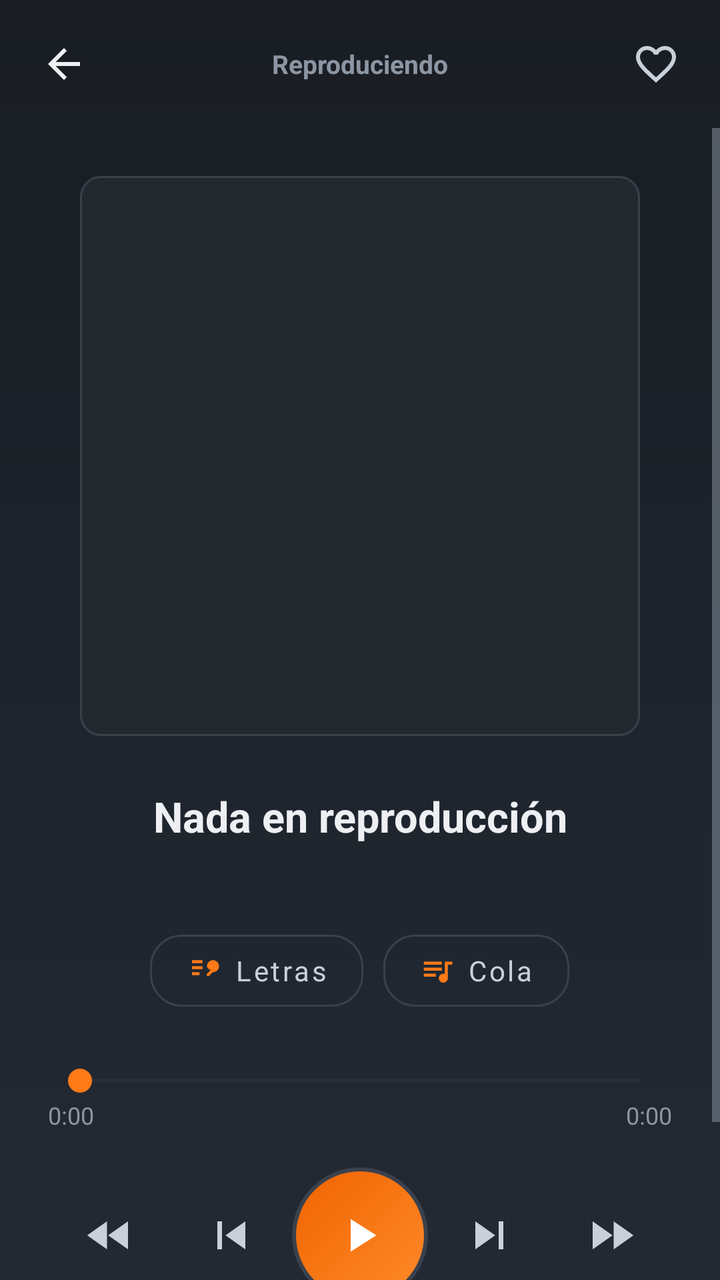
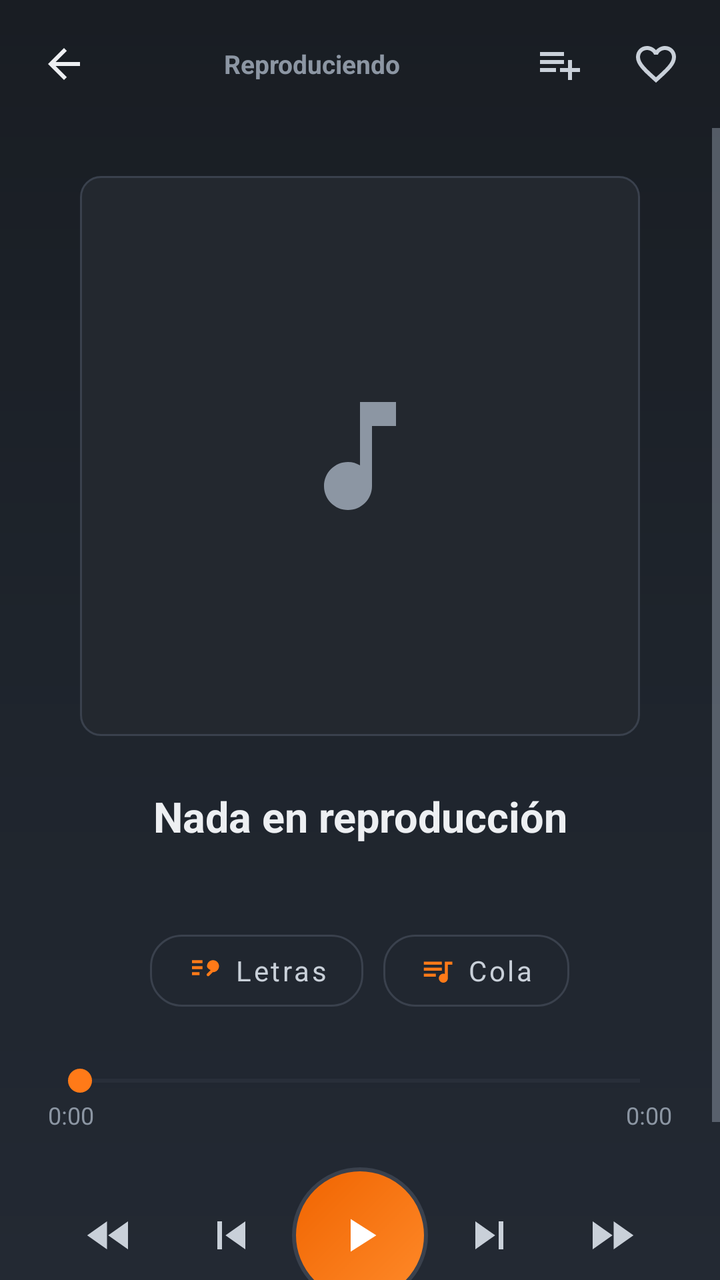

An Android layout rendered at two revisions. The XML below is the earlier revision; the diff shows what the commit changed to produce the second picture.
<!-- AndroidManifest.xml: application theme Theme.AudioPlayer -->
<!-- res/layout/activity_player.xml -->
<?xml version="1.0" encoding="utf-8"?>
<LinearLayout xmlns:android="http://schemas.android.com/apk/res/android"
    xmlns:app="http://schemas.android.com/apk/res-auto"
    android:layout_width="match_parent"
    android:layout_height="match_parent"
    android:background="@drawable/bg_gradient"
    android:orientation="vertical">

    <LinearLayout
        android:layout_width="match_parent"
        android:layout_height="wrap_content"
        android:gravity="center_vertical"
        android:orientation="horizontal"
        android:padding="8dp"
        android:paddingTop="12dp">

        <ImageView
            android:id="@+id/btnBack"
            android:layout_width="48dp"
            android:layout_height="48dp"
            android:background="?attr/selectableItemBackgroundBorderless"
            android:contentDescription="@string/cancel"
            android:padding="12dp"
            android:src="@drawable/ic_arrow_back"
            app:tint="@color/text_primary" />

        <TextView
            android:layout_width="0dp"
            android:layout_height="wrap_content"
            android:layout_weight="1"
            android:gravity="center"
            android:text="@string/now_playing"
            android:textColor="@color/chrome_dark"
            android:textSize="13sp"
            android:textStyle="bold" />

        <ImageView
            android:id="@+id/btnFavorite"
            android:layout_width="48dp"
            android:layout_height="48dp"
            android:background="?attr/selectableItemBackgroundBorderless"
            android:contentDescription="@string/section_favorites"
            android:padding="12dp"
            android:src="@drawable/ic_heart"
            app:tint="@color/chrome" />
    </LinearLayout>

    <ScrollView
        android:id="@+id/scrollView"
        android:layout_width="match_parent"
        android:layout_height="0dp"
        android:layout_weight="1"
        android:fillViewport="true">

        <LinearLayout
            android:layout_width="match_parent"
            android:layout_height="wrap_content"
            android:orientation="vertical"
            android:padding="24dp">

            <ImageView
                android:id="@+id/ivCover"
                android:layout_width="280dp"
                android:layout_height="280dp"
                android:layout_gravity="center_horizontal"
                android:background="@drawable/thumb_bg"
                android:contentDescription="@null"
                android:scaleType="centerCrop" />

            <TextView
                android:id="@+id/tvTitle"
                android:layout_width="match_parent"
                android:layout_height="wrap_content"
                android:layout_marginTop="26dp"
                android:ellipsize="end"
                android:gravity="center"
                android:maxLines="2"
                android:text="@string/no_track"
                android:textColor="@color/text_primary"
                android:textSize="21sp"
                android:textStyle="bold" />

            <TextView
                android:id="@+id/tvArtist"
                android:layout_width="match_parent"
                android:layout_height="wrap_content"
                android:layout_marginTop="6dp"
                android:ellipsize="end"
                android:gravity="center"
                android:maxLines="1"
                android:textColor="@color/text_secondary"
                android:textSize="14sp" />

            <LinearLayout
                android:layout_width="match_parent"
                android:layout_height="wrap_content"
                android:layout_marginTop="14dp"
                android:gravity="center"
                android:orientation="horizontal">

                <com.google.android.material.button.MaterialButton
                    android:id="@+id/btnLyrics"
                    style="@style/Widget.App.ButtonChrome"
                    android:layout_width="wrap_content"
                    android:layout_height="wrap_content"
                    android:minWidth="0dp"
                    android:paddingStart="18dp"
                    android:paddingEnd="18dp"
                    android:text="@string/lyrics"
                    app:icon="@drawable/ic_lyrics"
                    app:iconGravity="textStart"
                    app:iconPadding="6dp"
                    app:iconSize="18dp" />

                <com.google.android.material.button.MaterialButton
                    android:id="@+id/btnQueue"
                    style="@style/Widget.App.ButtonChrome"
                    android:layout_width="wrap_content"
                    android:layout_height="wrap_content"
                    android:layout_marginStart="10dp"
                    android:minWidth="0dp"
                    android:paddingStart="18dp"
                    android:paddingEnd="18dp"
                    android:text="@string/queue"
                    app:icon="@drawable/ic_queue_music"
                    app:iconGravity="textStart"
                    app:iconPadding="6dp"
                    app:iconSize="18dp" />
            </LinearLayout>

            <SeekBar
                android:id="@+id/sbProgress"
                android:layout_width="match_parent"
                android:layout_height="wrap_content"
                android:layout_marginTop="22dp"
                android:max="1000"
                android:progressBackgroundTint="@color/strokes"
                android:progressTint="@color/orange"
                android:thumbTint="@color/orange" />

            <LinearLayout
                android:layout_width="match_parent"
                android:layout_height="wrap_content"
                android:orientation="horizontal">

                <TextView
                    android:id="@+id/tvPosition"
                    android:layout_width="0dp"
                    android:layout_height="wrap_content"
                    android:layout_weight="1"
                    android:text="0:00"
                    android:textColor="@color/chrome_dark"
                    android:textSize="12sp" />

                <TextView
                    android:id="@+id/tvRemaining"
                    android:layout_width="0dp"
                    android:layout_height="wrap_content"
                    android:layout_weight="1"
                    android:gravity="end"
                    android:text="0:00"
                    android:textColor="@color/chrome_dark"
                    android:textSize="12sp" />
            </LinearLayout>

            <LinearLayout
                android:layout_width="match_parent"
                android:layout_height="wrap_content"
                android:layout_marginTop="18dp"
                android:gravity="center_vertical"
                android:orientation="horizontal">

                <ImageView
                    android:id="@+id/btnRewind"
                    android:layout_width="0dp"
                    android:layout_height="48dp"
                    android:layout_weight="1"
                    android:background="?attr/selectableItemBackgroundBorderless"
                    android:contentDescription="@string/rewind"
                    android:padding="10dp"
                    android:src="@drawable/ic_fast_rewind"
                    app:tint="@color/chrome" />

                <ImageView
                    android:id="@+id/btnPrev"
                    android:layout_width="0dp"
                    android:layout_height="48dp"
                    android:layout_weight="1"
                    android:background="?attr/selectableItemBackgroundBorderless"
                    android:contentDescription="@string/previous"
                    android:padding="10dp"
                    android:src="@drawable/ic_previous"
                    app:tint="@color/chrome" />

                <FrameLayout
                    android:layout_width="wrap_content"
                    android:layout_height="wrap_content"
                    android:gravity="center">

                    <FrameLayout
                        android:id="@+id/btnPlayPause"
                        android:layout_width="68dp"
                        android:layout_height="68dp"
                        android:background="@drawable/bg_circle_orange">

                        <ImageView
                            android:id="@+id/ivPlayPause"
                            android:layout_width="28dp"
                            android:layout_height="28dp"
                            android:layout_gravity="center"
                            android:contentDescription="@string/now_playing"
                            android:src="@drawable/ic_play"
                            app:tint="@color/white" />
                    </FrameLayout>
                </FrameLayout>

                <ImageView
                    android:id="@+id/btnNext"
                    android:layout_width="0dp"
                    android:layout_height="48dp"
                    android:layout_weight="1"
                    android:background="?attr/selectableItemBackgroundBorderless"
                    android:contentDescription="@string/next"
                    android:padding="10dp"
                    android:src="@drawable/ic_next"
                    app:tint="@color/chrome" />

                <ImageView
                    android:id="@+id/btnForward"
                    android:layout_width="0dp"
                    android:layout_height="48dp"
                    android:layout_weight="1"
                    android:background="?attr/selectableItemBackgroundBorderless"
                    android:contentDescription="@string/forward"
                    android:padding="10dp"
                    android:src="@drawable/ic_fast_forward"
                    app:tint="@color/chrome" />
            </LinearLayout>

            <LinearLayout
                android:layout_width="match_parent"
                android:layout_height="wrap_content"
                android:layout_marginTop="8dp"
                android:gravity="center"
                android:orientation="horizontal">

                <ImageView
                    android:id="@+id/btnShuffle"
                    android:layout_width="56dp"
                    android:layout_height="48dp"
                    android:background="?attr/selectableItemBackgroundBorderless"
                    android:contentDescription="@string/shuffle_off"
                    android:padding="10dp"
                    android:src="@drawable/ic_shuffle"
                    app:tint="@color/chrome" />

                <View
                    android:layout_width="40dp"
                    android:layout_height="1dp" />

                <ImageView
                    android:id="@+id/btnRepeat"
                    android:layout_width="56dp"
                    android:layout_height="48dp"
                    android:background="?attr/selectableItemBackgroundBorderless"
                    android:contentDescription="@string/repeat_off"
                    android:padding="10dp"
                    android:src="@drawable/ic_repeat"
                    app:tint="@color/chrome" />
            </LinearLayout>
        </LinearLayout>
    </ScrollView>
</LinearLayout>
<!-- resources referenced by this layout -->
<resources>
  <color name="chrome">#C9D0D9</color>
  <color name="chrome_dark">#8C96A3</color>
  <color name="orange">#FF7A18</color>
  <color name="strokes">#3A414D</color>
  <color name="text_primary">#EDEFF2</color>
  <color name="text_secondary">#9AA3AE</color>
  <color name="white">#FFFFFF</color>
  <!-- drawable bg_circle_orange (drawable) -->
  <?xml version="1.0" encoding="utf-8"?>
  <shape xmlns:android="http://schemas.android.com/apk/res/android" android:shape="oval">
      <gradient
          android:angle="135"
          android:startColor="#FF8A2A"
          android:endColor="#F06400" />
      <stroke
          android:width="2dp"
          android:color="@color/strokes" />
  </shape>
  <!-- drawable bg_gradient (drawable) -->
  <?xml version="1.0" encoding="utf-8"?>
  <shape xmlns:android="http://schemas.android.com/apk/res/android" android:shape="rectangle">
      <gradient
          android:angle="270"
          android:startColor="@color/bg_top"
          android:centerColor="#1E242C"
          android:endColor="@color/bg_bottom" />
  </shape>
  <!-- drawable ic_next (drawable) -->
  <?xml version="1.0" encoding="utf-8"?>
  <vector xmlns:android="http://schemas.android.com/apk/res/android"
      android:width="24dp"
      android:height="24dp"
      android:viewportWidth="24"
      android:viewportHeight="24">
      <path
          android:fillColor="#FF000000"
          android:pathData="M6,18l8.5,-6L6,6v12zM16,6v12h2V6h-2z" />
  </vector>
  <!-- drawable ic_play (drawable) -->
  <?xml version="1.0" encoding="utf-8"?>
  <vector xmlns:android="http://schemas.android.com/apk/res/android"
      android:width="24dp"
      android:height="24dp"
      android:viewportWidth="24"
      android:viewportHeight="24">
      <path
          android:fillColor="#FF000000"
          android:pathData="M8,5v14l11,-7z" />
  </vector>
  <!-- drawable thumb_bg (drawable) -->
  <?xml version="1.0" encoding="utf-8"?>
  <shape xmlns:android="http://schemas.android.com/apk/res/android" android:shape="rectangle">
      <corners android:radius="10dp" />
      <solid android:color="@color/card_gray_dark" />
      <stroke
          android:width="1dp"
          android:color="@color/strokes" />
  </shape>
  <string name="cancel">Cancelar</string>
  <string name="forward">Adelantar 10 segundos</string>
  <string name="lyrics">Letras</string>
  <string name="next">Siguiente</string>
  <string name="no_track">Nada en reproducción</string>
  <string name="now_playing">Reproduciendo</string>
  <string name="previous">Anterior</string>
  <string name="queue">Cola</string>
  <string name="repeat_off">Sin repetición</string>
  <string name="rewind">Retroceder 10 segundos</string>
  <string name="section_favorites">Favoritos</string>
  <string name="shuffle_off">Aleatorio desactivado</string>
  <color name="bg_top">#191D23</color>
  <color name="bg_bottom">#232933</color>
  <color name="card_gray_dark">#23282F</color>
  <color name="orange_deep">#E05E00</color>
  <color name="bg_deep">#12161B</color>
  <color name="orange_soft">#2E2116</color>
  <!-- unchanged entries left out for length: 11 -->
</resources>

<!-- the commit's change to res/layout/activity_player.xml (unified diff, before → after) -->
@@ -33,6 +33,16 @@
             android:textColor="@color/chrome_dark"
             android:textSize="13sp"
             android:textStyle="bold" />
+
+        <ImageView
+            android:id="@+id/btnAddToPlaylist"
+            android:layout_width="48dp"
+            android:layout_height="48dp"
+            android:background="?attr/selectableItemBackgroundBorderless"
+            android:contentDescription="@string/add_to_playlist"
+            android:padding="12dp"
+            android:src="@drawable/ic_playlist_add"
+            app:tint="@color/chrome" />
 
         <ImageView
             android:id="@+id/btnFavorite"
@@ -58,14 +68,28 @@
             android:orientation="vertical"
             android:padding="24dp">
 
-            <ImageView
-                android:id="@+id/ivCover"
+            <FrameLayout
                 android:layout_width="280dp"
                 android:layout_height="280dp"
                 android:layout_gravity="center_horizontal"
-                android:background="@drawable/thumb_bg"
-                android:contentDescription="@null"
-                android:scaleType="centerCrop" />
+                android:background="@drawable/thumb_bg">
+
+                <ImageView
+                    android:id="@+id/ivCoverPlaceholder"
+                    android:layout_width="72dp"
+                    android:layout_height="72dp"
+                    android:layout_gravity="center"
+                    android:contentDescription="@null"
+                    android:src="@drawable/ic_music"
+                    app:tint="@color/chrome_dark" />
+
+                <ImageView
+                    android:id="@+id/ivCover"
+                    android:layout_width="match_parent"
+                    android:layout_height="match_parent"
+                    android:contentDescription="@null"
+                    android:scaleType="centerCrop" />
+            </FrameLayout>
 
             <TextView
                 android:id="@+id/tvTitle"
<!-- resource entries referenced after the edit -->
@@ -27,6 +27,17 @@
           android:centerColor="#1E242C"
           android:endColor="@color/bg_bottom" />
   </shape>
+  <!-- drawable ic_music (drawable) -->
+  <?xml version="1.0" encoding="utf-8"?>
+  <vector xmlns:android="http://schemas.android.com/apk/res/android"
+      android:width="24dp"
+      android:height="24dp"
+      android:viewportWidth="24"
+      android:viewportHeight="24">
+      <path
+          android:fillColor="#FF000000"
+          android:pathData="M12,3v10.55c-0.59,-0.34 -1.27,-0.55 -2,-0.55 -2.21,0 -4,1.79 -4,4s1.79,4 4,4 4,-1.79 4,-4V7h4V3h-6z" />
+  </vector>
   <!-- drawable ic_next (drawable) -->
   <?xml version="1.0" encoding="utf-8"?>
   <vector xmlns:android="http://schemas.android.com/apk/res/android"
@@ -49,6 +60,17 @@
           android:fillColor="#FF000000"
           android:pathData="M8,5v14l11,-7z" />
   </vector>
+  <!-- drawable ic_playlist_add (drawable) -->
+  <?xml version="1.0" encoding="utf-8"?>
+  <vector xmlns:android="http://schemas.android.com/apk/res/android"
+      android:width="24dp"
+      android:height="24dp"
+      android:viewportWidth="24"
+      android:viewportHeight="24">
+      <path
+          android:fillColor="#FF000000"
+          android:pathData="M14,10H2v2h12v-2zM14,6H2v2h12V6zM18,14v-4h-2v4h-4v2h4v4h2v-4h4v-2h-4zM2,16h8v-2H2v2z" />
+  </vector>
   <!-- drawable thumb_bg (drawable) -->
   <?xml version="1.0" encoding="utf-8"?>
   <shape xmlns:android="http://schemas.android.com/apk/res/android" android:shape="rectangle">
@@ -58,6 +80,7 @@
           android:width="1dp"
           android:color="@color/strokes" />
   </shape>
+  <string name="add_to_playlist">Añadir a playlist</string>
   <string name="cancel">Cancelar</string>
   <string name="forward">Adelantar 10 segundos</string>
   <string name="lyrics">Letras</string>
